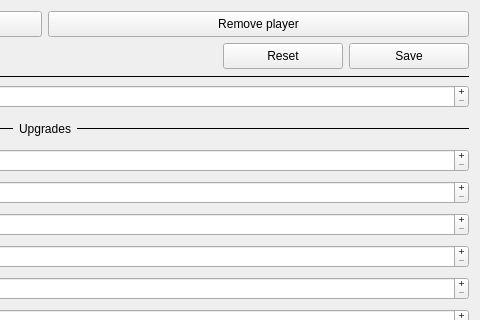
This is src/widgets/playerwidget/playerwidget.ui in XZSt4nce/repo-save-editor as Qt 5 draws it before an edit; both pictures show x 390 to 870 and y 0 to 320 of the 870 by 473 pixel window. The edited form follows.
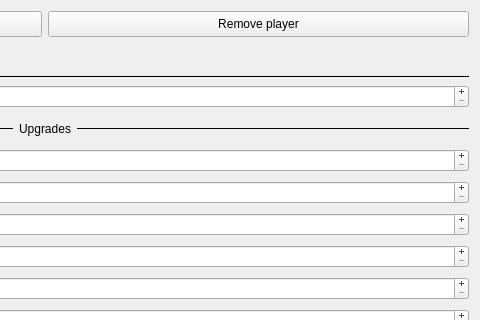
This is the edited form. Custom widgets are drawn as their Qt base class.

Commit message: `changeEvent` and `keyPressEvent` moved to protected; playereditionwindow SetEditionMode moved to private and calling at creating instance; passing PlayerStats to playereditionwindow from playerwidget; playerwidget deleted `static` from `UserValueChanged`; autosaving when changing players data; UI improvement

```diff
--- a/src/widgets/playerwidget/playerwidget.ui
+++ b/src/widgets/playerwidget/playerwidget.ui
@@ -150,44 +150,6 @@
            </property>
           </widget>
          </item>
-         <item>
-          <widget class="QPushButton" name="resetButton">
-           <property name="minimumSize">
-            <size>
-             <width>120</width>
-             <height>26</height>
-            </size>
-           </property>
-           <property name="maximumSize">
-            <size>
-             <width>16777215</width>
-             <height>16777215</height>
-            </size>
-           </property>
-           <property name="text">
-            <string>Reset</string>
-           </property>
-          </widget>
-         </item>
-         <item>
-          <widget class="QPushButton" name="saveButton">
-           <property name="minimumSize">
-            <size>
-             <width>120</width>
-             <height>26</height>
-            </size>
-           </property>
-           <property name="maximumSize">
-            <size>
-             <width>16777215</width>
-             <height>16777215</height>
-            </size>
-           </property>
-           <property name="text">
-            <string>Save</string>
-           </property>
-          </widget>
-         </item>
         </layout>
        </item>
        <item>
```
The commit also changes 8 other files.
